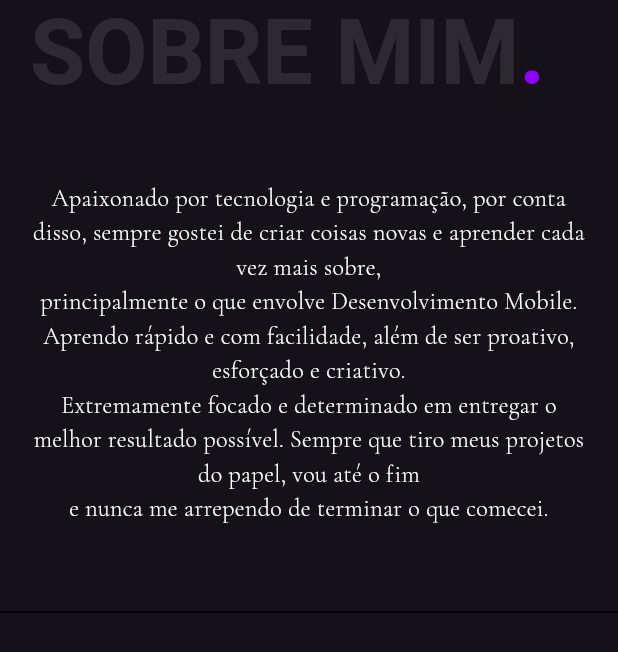
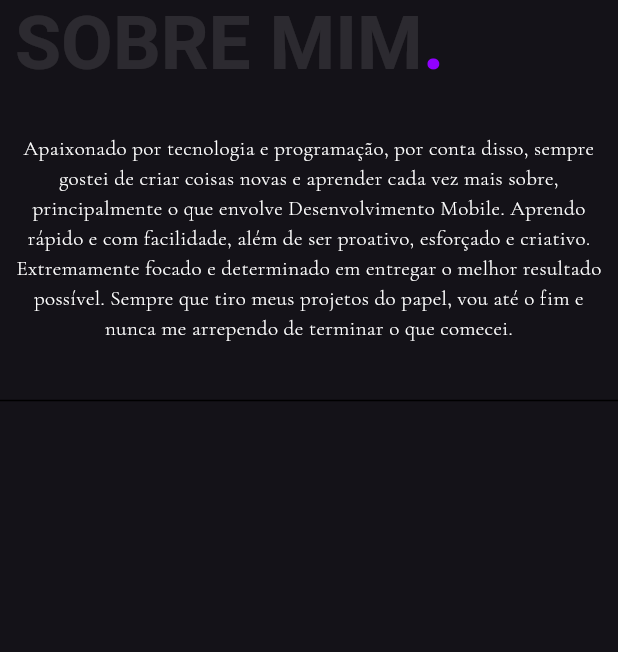
Before and after one commit to leonardovivo/portfolio, a Flutter app: the SectionAbout widget shown alone on an empty page, opened directly, on a phone screen of 412 x 824 dp. Shown: the top 652 px of the screen. Run offline on Flutter 3.47's test engine with Material 3 defaults, Android fonts, the light colour scheme and no system bars; our stand-ins replace flutter_animate, flutter_svg, scrollable_positioned_list.

Commit message:
Responsivo para diferentes telas, adaptando o texto

```diff
--- a/lib/sections/section_about.dart
+++ b/lib/sections/section_about.dart
@@ -7,24 +7,29 @@ class SectionAbout extends StatelessWidget {
   Widget build(BuildContext context) {
     return LayoutBuilder(
       builder: (context, constraints) {
-        bool isMobile = constraints.maxWidth < 600;
-        bool isTablet =
-            constraints.maxWidth >= 600 && constraints.maxWidth < 1024;
+        double screenWidth = constraints.maxWidth;
 
-        double fontSizeTitle = isMobile ? 60 : 100;
-        double fontSizeText = isMobile ? 16 : 25;
-        double paddingLeft = isMobile ? 20 : 50;
-        double paddingVertical = isMobile ? 50 : 100;
+        bool isMobile = screenWidth < 600;
+
+        bool isIntermediate = screenWidth >= 800 && screenWidth < 1024;
+
+        double fontSizeTitle =
+            isMobile ? 50 : 90;
+        double fontSizeText = isMobile ? 14 : 22;
+        double paddingLeft =
+            isMobile ? 10 : 40;
+        double paddingVertical = isMobile ? 30 : 80;
+
+        double adaptiveFontSizeText = isIntermediate ? 18 : fontSizeText;
 
         return SingleChildScrollView(
           child: Column(
             children: [
               Padding(
                 padding: EdgeInsets.only(left: paddingLeft),
-                child: Row(
-                  crossAxisAlignment: CrossAxisAlignment.start,
-                  children: [
-                    RichText(
+                child: Align(
+                  alignment: Alignment.centerLeft,
+                  child: RichText(
                     text: TextSpan(
                       children: [
                         TextSpan(
@@ -46,7 +51,6 @@ class SectionAbout extends StatelessWidget {
                       ],
                     ),
                   ),
-                  ],
                 ),
               ),
               SizedBox(height: paddingVertical),
@@ -57,18 +61,13 @@ class SectionAbout extends StatelessWidget {
                   children: [
                     Flexible(
                       child: Text(
-                        isTablet
-                            ? 'Apaixonado por tecnologia e programação, por conta disso, sempre gostei de criar coisas novas e aprender cada vez mais sobre,\n'
-                                'principalmente o que envolve Desenvolvimento Mobile. Aprendo rápido e com facilidade, além de ser proativo, esforçado e criativo.\n'
-                                'Extremamente focado e determinado em entregar o melhor resultado possível. Sempre que tiro meus projetos do papel, vou até o fim'
-                                ' e nunca me arrependo de terminar o que comecei.'
-                            : 'Apaixonado por tecnologia e programação, por conta disso, sempre gostei de criar coisas novas e aprender cada vez mais sobre,\n'
-                                'principalmente o que envolve Desenvolvimento Mobile. Aprendo rápido e com facilidade, além de ser proativo, esforçado e criativo.\n'
-                                'Extremamente focado e determinado em entregar o melhor resultado possível. Sempre que tiro meus projetos do papel, vou até o fim\n'
-                                'e nunca me arrependo de terminar o que comecei.',
+                        'Apaixonado por tecnologia e programação, por conta disso, sempre gostei de criar coisas novas e aprender cada vez mais sobre,'
+                        ' principalmente o que envolve Desenvolvimento Mobile. Aprendo rápido e com facilidade, além de ser proativo, esforçado e criativo.'
+                        ' Extremamente focado e determinado em entregar o melhor resultado possível. Sempre que tiro meus projetos do papel, vou até o fim'
+                        ' e nunca me arrependo de terminar o que comecei.',
                         style: TextStyle(
                           fontFamily: 'Cormorant Garamond',
-                          fontSize: fontSizeText,
+                          fontSize: adaptiveFontSizeText,
                           color: Colors.white,
                         ),
                         textAlign: TextAlign.center,
```
Lines whose indentation alone changed are shown as unchanged.
